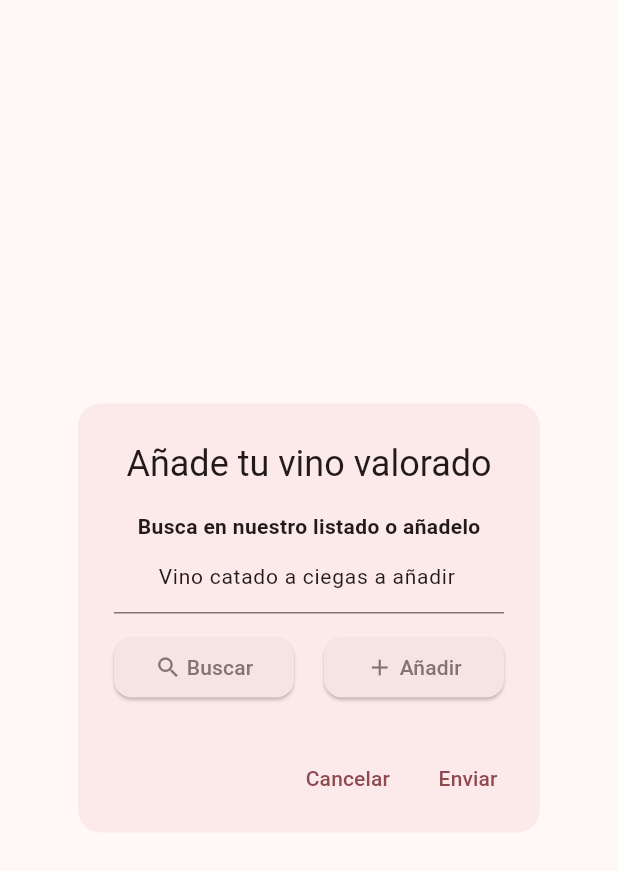
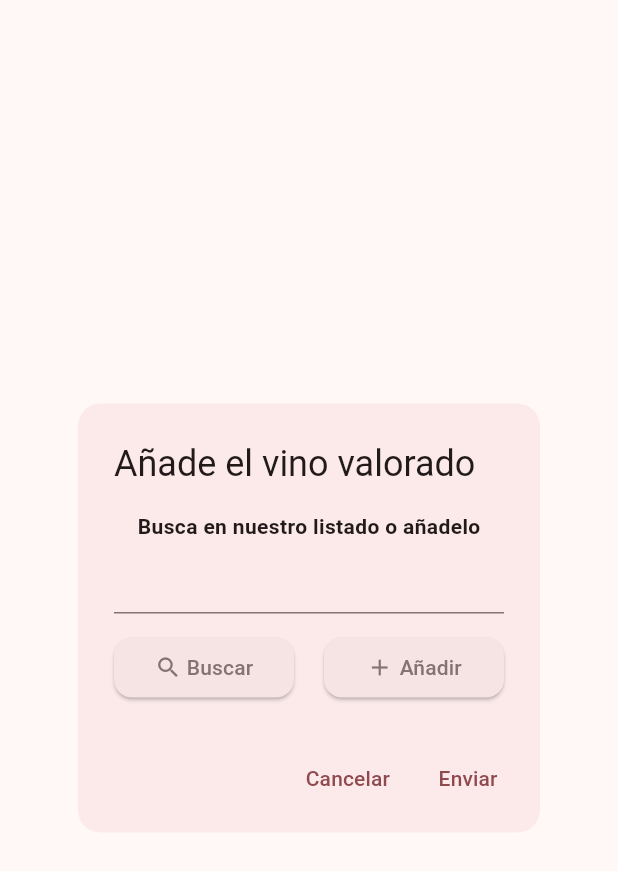
Before and after one commit to Tachi6/puntuacion_tacher, a Flutter app: the AddHiddenWine widget shown alone on an empty page, opened directly, on a phone screen of 412 x 824 dp. Shown: the top 871 px of the screen. Run offline on Flutter 3.47's test engine with Material 3 defaults, Android fonts, the phone set to English and light mode, and no system bars; our stand-ins replace auto_size_text, cached_network_image, card_swiper, flutter_rating_bar, flutter_secure_storage, flutter_svg and 1 more; accounts and stored records are empty; network calls fail.

Commit message:
Alert Dialogs DarkMode ready

```diff
--- a/lib/widgets/add_hidden_wine.dart
+++ b/lib/widgets/add_hidden_wine.dart
@@ -38,30 +38,23 @@ class AddHiddenWine extends StatelessWidget {
     final wineForm = Provider.of<CreateEditWineFormProvider>(context);
     final winesService = Provider.of<WinesService>(context);
     final taste = Provider.of<VisibleOptionsProvider>(context);
-    final colors = Theme.of(context).colorScheme;
 
     return PopScope(
       canPop: false,
-      child: AlertDialog(
-        backgroundColor: colors.surfaceContainer,
-        insetPadding: const EdgeInsets.all(20),
-        actionsPadding: const EdgeInsets.only(bottom: 12, right: 16),
-        title: const Text('Añade tu vino valorado', textAlign: TextAlign.center,),
+      child: CustomAlertDialog(
+        title: 'Añade el vino valorado',
         content: _SearchTasteWine(),
-        actions: [
-          TextButton(
-            onPressed: () {
+        onPressedCancel: () {
           Navigator.pop(context);
           winesService.selectedWine = null;
+          // TODO back to tacher or back to home???
           taste.clearWidgets();
           wineForm.setDefaultCreateWine();
           Navigator.pushNamed(context, 'home');
         },
-            child: const Text('Cancelar')
-          ),
-
-          TextButton(
-            onPressed: () async {
+        onPressedSave: () async {
+          // Verifico que hay vino añadido
+          if (winesService.selectedWine == null) return;
           // Mando updates de los diferentes campos al wine
           wineForm.addUpdatesToWine();
           // Mando wine al servidor
@@ -83,10 +76,55 @@ class AddHiddenWine extends StatelessWidget {
           wineForm.setDefaultRatings();
           wineForm.setDefaultCreateWine();
         },
-            child: const Text('Enviar')
-          ),
-        ],
-      ),
+        cancelText: 'Cancelar',
+        saveText: 'Enviar',
+      )
+
+      // AlertDialog(
+      //   backgroundColor: colors.surfaceContainer,
+      //   insetPadding: const EdgeInsets.all(20),
+      //   actionsPadding: const EdgeInsets.only(bottom: 12, right: 16),
+      //   title: const Text('Añade tu vino valorado', textAlign: TextAlign.center,),
+      //   content: _SearchTasteWine(),
+      //   actions: [
+      //     TextButton(
+      //       onPressed: () {
+      //         Navigator.pop(context);
+      //         winesService.selectedWine = null;
+      //         taste.clearWidgets();
+      //         wineForm.setDefaultCreateWine();
+      //         Navigator.pushNamed(context, 'home');
+      //       },
+      //       child: const Text('Cancelar')
+      //     ),
+
+      //     TextButton(
+      //       onPressed: () async {
+      //         // Mando updates de los diferentes campos al wine
+      //         wineForm.addUpdatesToWine();
+      //         // Mando wine al servidor
+      //         if (wineForm.wine.id == '-1') {
+      //           await winesService.createWine(winesService.selectedWine!);
+      //           await winesService.saveDeleteLatestTastedWine(wine:winesService.selectedWine!, email: authService.userEmail, displayName: authService.userDisplayName);
+      //         }
+      //         else {
+      //           await winesService.updateWine(winesService.selectedWine!);
+      //           await winesService.saveDeleteLatestTastedWine(wine:winesService.selectedWine!, email: authService.userEmail, displayName: authService.userDisplayName);
+      //         }
+      //         // Mando wine a la confirmacion
+      //         if (!context.mounted) return;
+      //         confirmationDialog(context, child: PointsBox(puntuacionFinal: wineForm.puntosFinal, wine: wineForm.wine));
+
+      //         // Elimino registros para poder valorar de nuevo
+      //         wineForm.clearNotas();
+      //         wineForm.clearNotas();
+      //         wineForm.setDefaultRatings();
+      //         wineForm.setDefaultCreateWine();
+      //       },
+      //       child: const Text('Enviar')
+      //     ),
+      //   ],
+      // ),
     );
   }
 }
@@ -103,7 +141,7 @@ class _SearchTasteWine extends StatelessWidget {
       final textEditingController = TextEditingController();
 
       if (winesService.selectedWine == null) {
-        textEditingController.text = 'Vino catado a ciegas a añadir';
+        textEditingController.text = '';
       }
       else {
         textEditingController.text = winesService.selectedWine!.nombre;
@@ -119,11 +157,12 @@ class _SearchTasteWine extends StatelessWidget {
         children: [
           const Text('Busca en nuestro listado o añadelo', style: TextStyle(fontSize: 14, fontWeight: FontWeight.bold)),
 
-          // const SizedBox(width: 260),
           // TODO theme this
           TextFormField(
               controller: textEditingControllerListener(),
               readOnly: true,
+              canRequestFocus: false,
+              textAlignVertical: TextAlignVertical.center,
               style: const TextStyle(fontSize: 14),
               textAlign: TextAlign.center,
               // decoration: InputDecoration(
@@ -178,6 +217,9 @@ class _SearchTasteWine extends StatelessWidget {
                     final wineForm = Provider.of<CreateEditWineFormProvider>(context, listen: false); // TODO listen tru dentro de funcion
                     final winesService = Provider.of<WinesService>(context, listen: false);
                     final taste = Provider.of<VisibleOptionsProvider>(context, listen: false);
+
+                    wineForm.setDefaultCreateWine();
+                    winesService.selectedWine = null;
 
                     showDialog(
                       barrierDismissible: false,
--- /dev/null
+++ b/lib/widgets/custom_alert_dialog.dart
@@ -0,0 +1,45 @@
+import 'package:flutter/material.dart';
+
+class CustomAlertDialog extends StatelessWidget {
+  const CustomAlertDialog({
+    super.key,
+    required this.title,
+    required this.content,
+    this.onPressedCancel,
+    this.onPressedSave,
+    required this.cancelText,
+    required this.saveText
+  });
+
+  final String title;
+  final Widget content;
+  final VoidCallback? onPressedCancel;
+  final VoidCallback? onPressedSave;
+  final String cancelText;
+  final String saveText;
+
+  @override
+  Widget build(BuildContext context) {
+
+    final colors = Theme.of(context).colorScheme;
+
+    return AlertDialog(
+      backgroundColor: colors.surfaceContainer,
+      insetPadding: const EdgeInsets.all(20),
+      actionsPadding: const EdgeInsets.only(bottom: 12, right: 16),
+      title: Text(title),
+      content: content,
+      actions: [
+        TextButton(
+          onPressed: onPressedCancel,
+          child: Text(cancelText),
+        ),
+
+        TextButton(
+          onPressed: onPressedSave,
+          child: Text(saveText),
+        ),
+      ],
+    );
+  }
+}
```
Also changed, not shown: lib/widgets/create_add_wine.dart (+47 -25 lines), lib/widgets/notes_comments_box.dart (+12 -28 lines), lib/widgets/points_box.dart (+7 -4 lines), lib/widgets/widgets.dart (+4 -3 lines). Lines whose indentation alone changed are shown as unchanged.
